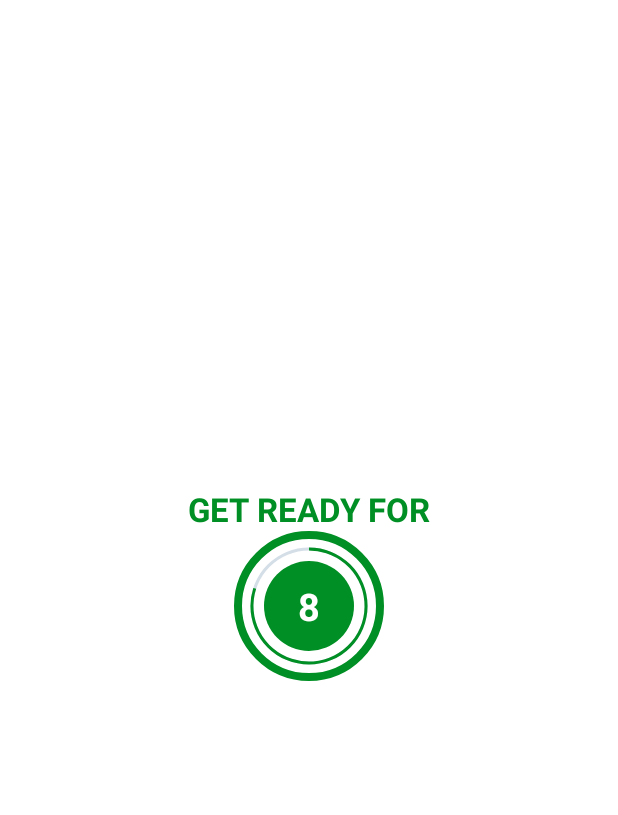
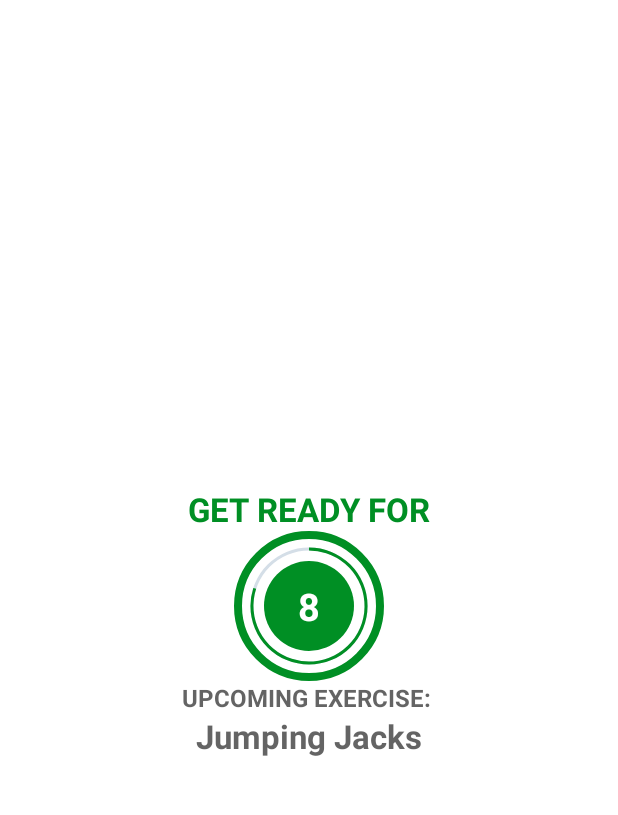
Before and after one commit to casper2341/7MinWorkOut, an Android app: the Exercise screen opened directly, with no data from a screen before it, on a phone screen of 412 x 824 dp, the part 62-877 px from its top. Run offline under Robolectric (Android 15) with nearby library versions, the light colour scheme and no system bars.

Commit message:
images and audio drawable TextToSpeech ExerciseModel along with ArrayList

```diff
--- /dev/null
+++ b/app/src/main/java/guri/projects/a7minworkout/Constants.kt
@@ -0,0 +1,53 @@
+package guri.projects.a7minworkout
+
+object Constants
+{
+    fun defaultExerciseList(): ArrayList<ExerciseModel>{
+
+        val exerciseList = ArrayList<ExerciseModel>()
+        val jumpingJacks = ExerciseModel(
+            1,
+            "Jumping Jacks",
+            R.drawable.ic_jumping_jacks,
+            false,
+            false
+        )
+
+        exerciseList.add(jumpingJacks)
+
+        val wallSit = ExerciseModel(2, "Wall Sit", R.drawable.ic_wall_sit, false, false)
+        exerciseList.add(wallSit)
+
+        val pushUp = ExerciseModel(3, "Push Up", R.drawable.ic_push_up, false, false)
+        exerciseList.add(pushUp)
+
+        val abdominalCrunch = ExerciseModel(4, "Abdominal Crunch", R.drawable.ic_abdominal_crunch, false, false)
+        exerciseList.add(abdominalCrunch)
+
+        val stepUpOnChair = ExerciseModel(5, "Step-Up onto Chair", R.drawable.ic_step_up_onto_chair, false, false)
+        exerciseList.add(stepUpOnChair)
+
+        val squat = ExerciseModel(6, "Squat", R.drawable.ic_squat, false, false)
+        exerciseList.add(squat)
+
+        val tricepDipOnChair = ExerciseModel(7, "Tricep Dip On Chair", R.drawable.ic_triceps_dip_on_chair, false, false)
+        exerciseList.add(tricepDipOnChair)
+
+        val plank = ExerciseModel(8, "Plank", R.drawable.ic_plank, false, false)
+        exerciseList.add(plank)
+
+        val highKnessRunningInPlace = ExerciseModel(9, "High Knees Running In Place", R.drawable.ic_high_knees_running_in_place, false, false)
+        exerciseList.add(highKnessRunningInPlace)
+
+        val lunges = ExerciseModel(10, "Lunges", R.drawable.ic_lunge, false, false)
+        exerciseList.add(lunges)
+
+        val pushupAndRotation = ExerciseModel(11, "Push up and Rotation", R.drawable.ic_push_up_and_rotation, false, false)
+        exerciseList.add(pushupAndRotation)
+
+        val sidePlank = ExerciseModel(12, "Side Plank", R.drawable.ic_side_plank, false, false)
+        exerciseList.add(sidePlank)
+
+        return exerciseList
+    }
+}
--- a/app/src/main/java/guri/projects/a7minworkout/Exercise.kt
+++ b/app/src/main/java/guri/projects/a7minworkout/Exercise.kt
@@ -1,14 +1,19 @@
 package guri.projects.a7minworkout
 
+import android.media.MediaPlayer
+import android.net.Uri
 import androidx.appcompat.app.AppCompatActivity
 import android.os.Bundle
 import android.os.CountDownTimer
+import android.speech.tts.TextToSpeech
+import android.util.Log
 import android.view.View
 import android.widget.Toast
 import guri.projects.a7minworkout.databinding.ActivityExerciseBinding
+import java.util.*
+import kotlin.collections.ArrayList
 
-class Exercise : AppCompatActivity()
-{
+class Exercise : AppCompatActivity(), TextToSpeech.OnInitListener {
     private var binding : ActivityExerciseBinding? = null
 
     private var restTimer : CountDownTimer? = null
@@ -17,6 +22,14 @@ class Exercise : AppCompatActivity()
 
     private var exerciseTimer : CountDownTimer? = null
     private var exerciseProgress = 0
+
+
+    private var exerciseList : ArrayList<ExerciseModel>? = null
+    private var currentExercisePosition = -1
+
+
+    private var tts: TextToSpeech? = null
+    private var player: MediaPlayer? = null
 
 
     override fun onCreate(savedInstanceState: Bundle?) {
@@ -32,6 +45,11 @@ class Exercise : AppCompatActivity()
             supportActionBar?.setDisplayHomeAsUpEnabled(true)
         }
 
+        exerciseList  = Constants.defaultExerciseList()
+
+
+        tts =  TextToSpeech(this, this)
+
         binding?.toolbarExercise?.setNavigationOnClickListener{
             onBackPressed()
         }
@@ -41,11 +59,37 @@ class Exercise : AppCompatActivity()
 
     private fun setupRestView()
     {
+
+        try{
+            val soundURI = Uri.parse("android.resource://guri.projects.a7minworkout/" +
+                    R.raw.app_src_main_res_raw_press_start)
+
+            player = MediaPlayer.create(applicationContext, soundURI)
+            player?.isLooping = false
+            player?.start()
+        }
+        catch (e : Exception)
+        {
+
+        }
+
+        binding?.flRestView?.visibility = View.VISIBLE
+        binding?.tvTitle?.visibility = View.VISIBLE
+        binding?.tvExerciseName?.visibility = View.INVISIBLE
+        binding?.flExerciseView?.visibility = View.INVISIBLE
+        binding?.ivImage?.visibility = View.INVISIBLE
+        binding?.tvUpcomingLabel?.visibility = View.VISIBLE
+        binding?.tvUpcomingExerciseName?.visibility = View.VISIBLE
+
+
         if(restTimer != null)
         {
             restTimer?.cancel()
             restProgress = 0
         }
+
+        binding?.tvUpcomingExerciseName?.text = exerciseList!![currentExercisePosition + 1].getName()
+
 
         setRestProgressBar()
     }
@@ -53,9 +97,14 @@ class Exercise : AppCompatActivity()
 
     private fun setupExerciseView()
     {
-        binding?.flProgressBar?.visibility = View.INVISIBLE
-        binding?.tvTitle?.text = "Exercise Name"
+        binding?.flRestView?.visibility = View.INVISIBLE
+        binding?.tvTitle?.visibility = View.INVISIBLE
+        binding?.tvExerciseName?.visibility = View.VISIBLE
         binding?.flExerciseView?.visibility = View.VISIBLE
+        binding?.ivImage?.visibility = View.VISIBLE
+        binding?.tvUpcomingLabel?.visibility = View.INVISIBLE
+        binding?.tvUpcomingExerciseName?.visibility = View.INVISIBLE
+
 
 
         if(exerciseTimer != null)
@@ -63,6 +112,14 @@ class Exercise : AppCompatActivity()
             exerciseTimer?.cancel()
             exerciseProgress = 0
         }
+
+
+        speakOut(exerciseList!![currentExercisePosition].getName())
+
+
+        binding?.ivImage?.setImageResource(exerciseList!![currentExercisePosition].getImage())
+
+        binding?.tvExerciseName?.text = exerciseList!![currentExercisePosition].getName()
 
         setExerciseProgressBar()
     }
@@ -83,7 +140,7 @@ class Exercise : AppCompatActivity()
             }
 
             override fun onFinish() {
-
+                currentExercisePosition++
                 //Toast.makeText(this@Exercise, "end", Toast.LENGTH_SHORT).show()
                 setupExerciseView()
             }
@@ -107,7 +164,21 @@ class Exercise : AppCompatActivity()
 
             override fun onFinish() {
 
-                Toast.makeText(this@Exercise, "exercise timer over", Toast.LENGTH_LONG).show()
+                if(currentExercisePosition < exerciseList?.size!! - 1)
+                {
+                    setupRestView()
+                }
+                else
+                {
+                    Toast.makeText(this@Exercise,
+                        "Congrats you completed 7 minutes workout",
+                        Toast.LENGTH_SHORT).show()
+                }
+
+
+
+
+                //Toast.makeText(this@Exercise, "exercise timer over", Toast.LENGTH_LONG).show()
             }
 
         }.start()
@@ -128,6 +199,41 @@ class Exercise : AppCompatActivity()
             exerciseProgress = 0
         }
 
+
+        if(tts != null)
+        {
+            tts!!.stop()
+            tts!!.shutdown()
+        }
+
+        if(player != null)
+        {
+            player!!.stop()
+        }
+
         binding = null
     }
+
+    override fun onInit(status: Int) {
+
+        if(status == TextToSpeech.SUCCESS)
+        {
+            val result = tts?.setLanguage(Locale.US)
+
+            if(result == TextToSpeech.LANG_MISSING_DATA)
+            {
+                Log.e("TTS", "The Language specified is not supported")
+            }
+
+        }
+        else
+        {
+            Log.e("TTS", "Failed")
+        }
+    }
+
+    private fun speakOut(text: String)
+    {
+        tts!!.speak(text, TextToSpeech.QUEUE_FLUSH, null, "")
+    }
 }
--- /dev/null
+++ b/app/src/main/java/guri/projects/a7minworkout/ExerciseModel.kt
@@ -0,0 +1,64 @@
+package guri.projects.a7minworkout
+
+class ExerciseModel(
+    private var id: Int,
+    private var name: String,
+    private var image: Int,
+    private var isCompleted: Boolean,
+    private var isSelected: Boolean
+){
+
+    fun getId() : Int
+    {
+        return id
+    }
+
+    fun setId(id: Int)
+    {
+        this.id = id
+    }
+
+    fun getName() : String
+    {
+        return name
+    }
+
+    fun setName(name : String)
+    {
+        this.name = name
+    }
+
+
+    fun getImage() : Int
+    {
+        return image
+    }
+
+    fun setImage(image: Int)
+    {
+        this.image = image
+    }
+
+
+    fun getIsCompleted() : Boolean
+    {
+        return isCompleted
+    }
+
+    fun setIsCompleted(isCompleted: Boolean)
+    {
+        this.isCompleted = isCompleted
+    }
+
+
+    fun getIsSelected() : Boolean {
+
+        return isSelected
+    }
+
+    fun setIsSelected(isSelected: Boolean)
+    {
+        this.isSelected = isSelected
+    }
+
+}
--- a/app/src/main/res/layout/activity_exercise.xml
+++ b/app/src/main/res/layout/activity_exercise.xml
@@ -26,12 +26,12 @@
         android:textStyle="bold"
         app:layout_constraintEnd_toEndOf="parent"
         app:layout_constraintStart_toStartOf="parent"
-        app:layout_constraintBottom_toTopOf="@+id/flProgressBar" />
+        app:layout_constraintBottom_toTopOf="@+id/flRestView" />
 
 
 
     <FrameLayout
-        android:id="@+id/flProgressBar"
+        android:id="@+id/flRestView"
         android:layout_width="100dp"
         android:layout_height="100dp"
         android:layout_marginTop="10dp"
@@ -78,6 +78,58 @@
     </FrameLayout>
 
 
+    <TextView
+        android:id="@+id/tvUpcomingLabel"
+        android:layout_width="wrap_content"
+        android:layout_height="wrap_content"
+        android:text="UPCOMING EXERCISE: "
+        android:textColor="@color/colorPrimary"
+        android:textSize="16sp"
+        android:textStyle="bold"
+        android:visibility="gone"
+        app:layout_constraintEnd_toEndOf="parent"
+        app:layout_constraintStart_toStartOf="parent"
+        app:layout_constraintTop_toBottomOf="@+id/flRestView"
+        app:layout_constraintBottom_toTopOf="@+id/tvUpcomingExerciseName"
+        tools:visibility="visible" />
+
+
+    <TextView
+        android:id="@+id/tvUpcomingExerciseName"
+        android:layout_width="wrap_content"
+        android:layout_height="wrap_content"
+        android:textColor="@color/colorPrimary"
+        android:textSize="22sp"
+        android:textStyle="bold"
+        app:layout_constraintEnd_toEndOf="parent"
+        app:layout_constraintStart_toStartOf="parent"
+        app:layout_constraintTop_toBottomOf="@+id/tvUpcomingLabel"
+        tools:visibility="visible" />
+
+    <ImageView
+        android:id="@+id/ivImage"
+        android:layout_width="match_parent"
+        android:layout_height="0dp"
+        android:scaleType="fitXY"
+        android:src="@drawable/ic_jumping_jacks"
+        android:visibility="invisible"
+        app:layout_constraintBottom_toTopOf="@+id/tvExerciseName"
+        app:layout_constraintTop_toBottomOf="@+id/toolbarExercise" />
+
+    <TextView
+        android:id="@+id/tvExerciseName"
+        android:layout_width="wrap_content"
+        android:layout_height="wrap_content"
+        android:text="Exercise Name"
+        android:textColor="@color/colorAccent"
+        android:textSize="22sp"
+        android:textStyle="bold"
+        android:visibility="gone"
+        app:layout_constraintEnd_toEndOf="parent"
+        app:layout_constraintStart_toStartOf="parent"
+        app:layout_constraintTop_toBottomOf="@+id/ivImage"
+        tools:visibility="visible" />
+
     <FrameLayout
         android:id="@+id/flExerciseView"
         android:layout_width="100dp"
@@ -87,7 +139,7 @@
         app:layout_constraintBottom_toBottomOf="parent"
         app:layout_constraintEnd_toEndOf="parent"
         app:layout_constraintStart_toStartOf="parent"
-        app:layout_constraintTop_toBottomOf="@+id/toolbarExercise"
+        app:layout_constraintTop_toBottomOf="@+id/tvExerciseName"
         android:visibility="gone"
         tools:visibility="visible" >
 
```
Also changed, not shown: app/src/main/AndroidManifest.xml (+7 -0 lines), app/src/main/res/drawable/ic_abdominal_crunch.png (added), app/src/main/res/drawable/ic_high_knees_running_in_place.png (added), app/src/main/res/drawable/ic_jumping_jacks.png (added), app/src/main/res/drawable/ic_lunge.png (added), app/src/main/res/drawable/ic_plank.png (added), app/src/main/res/drawable/ic_push_up.png (added), app/src/main/res/drawable/ic_push_up_and_rotation.png (added), app/src/main/res/drawable/ic_side_plank.png (added), app/src/main/res/drawable/ic_squat.png (added), app/src/main/res/drawable/ic_step_up_onto_chair.png (added), app/src/main/res/drawable/ic_triceps_dip_on_chair.png (added), app/src/main/res/drawable/ic_wall_sit.png (added), 1 other file.
